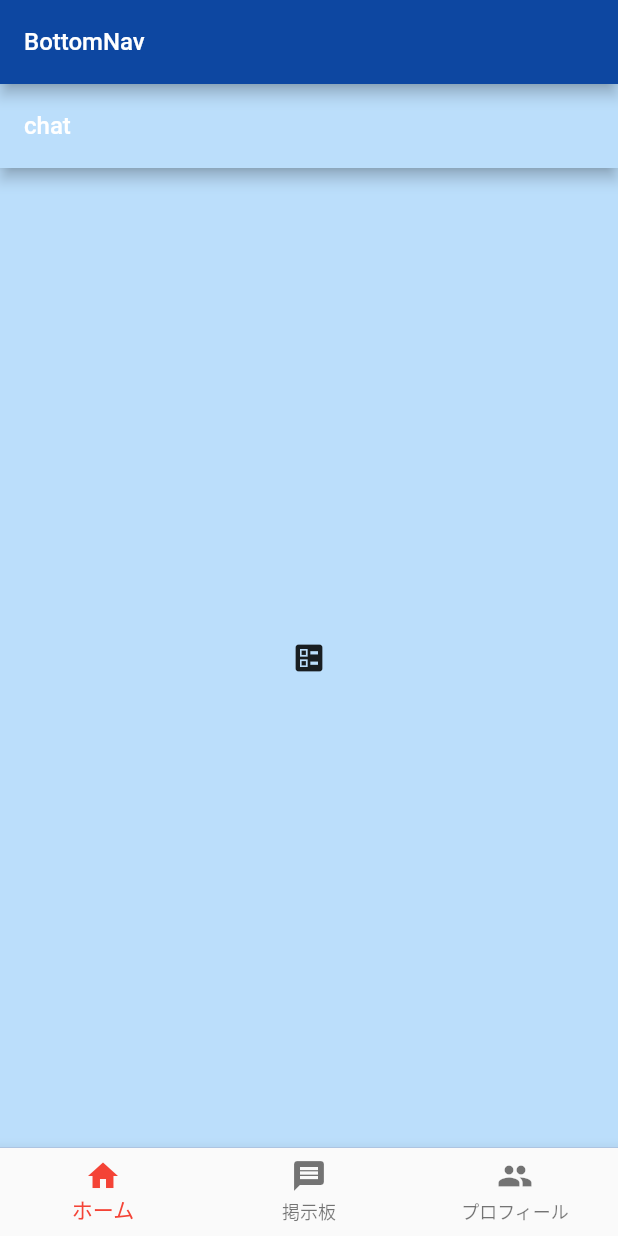
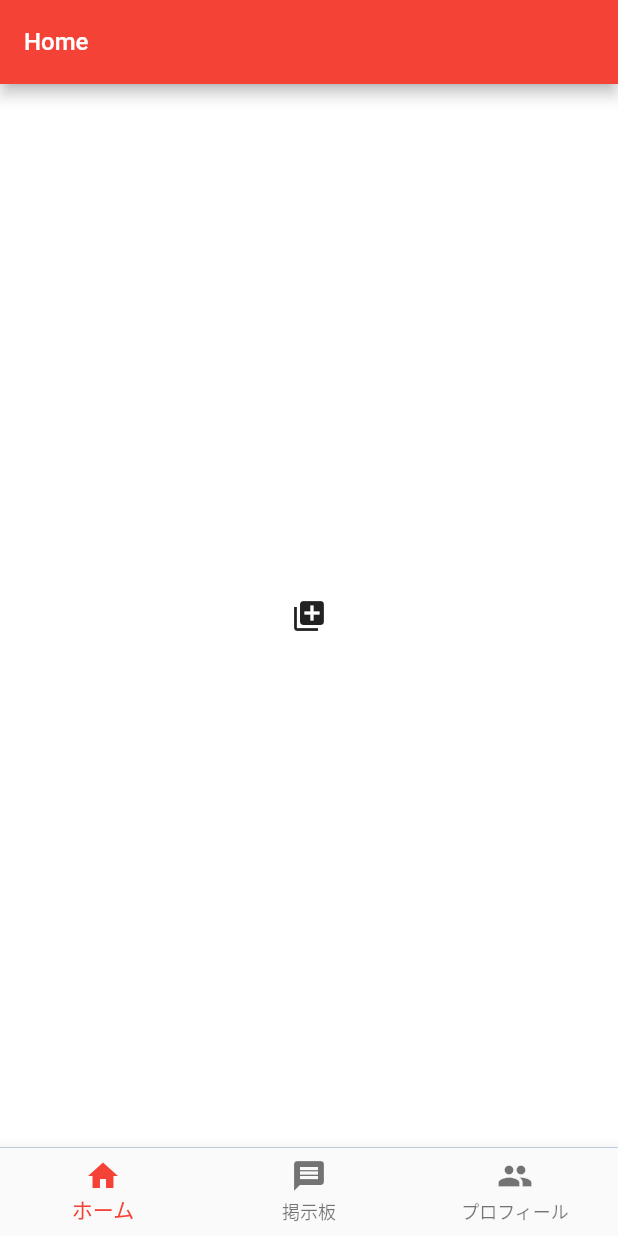
Before and after one commit to takumi000000/union_project, a Flutter app: the screen it shows after launch, on a phone screen of 412 x 824 dp. Run offline on Flutter 3.47's test engine with Material 2 defaults, Android fonts, the phone set to English and light mode, and no system bars.

Commit message:
Fix  footer menu:+1:

```diff
--- a/lib/main.dart
+++ b/lib/main.dart
@@ -76,15 +76,6 @@ class _MyHomePageState extends State<MyHomePage>
   Widget build(BuildContext context) {
     return Scaffold(
       backgroundColor: Colors.blue[900],
-      // Appbar
-      appBar: AppBar(
-        backgroundColor: Colors.blue[900],
-        title: Text(
-          'BottomNav',
-          style: TextStyle(fontSize: 16),
-        ),
-      ),
-      // ),
       // ページビュー
       body: PageView(
           controller: _pageController,
@@ -99,9 +90,9 @@ class _MyHomePageState extends State<MyHomePage>
           },
           // ページ下部のナビゲーションメニューに相当する各ページビュー。後述
           children: [
+            Home(),
             Chat(),
             Mypage(),
-            Home(),
           ]),
       // ページ下部のナビゲーションメニュー
       bottomNavigationBar: BottomNavigationBar(
--- a/lib/views/chat_view.dart
+++ b/lib/views/chat_view.dart
@@ -7,12 +7,12 @@ class Chat extends StatelessWidget {
   @override
   Widget build(BuildContext context) {
     return Scaffold(
-        backgroundColor: Colors.blue[100],
+        backgroundColor: Colors.white,
         // Appbar
         appBar: AppBar(
-          backgroundColor: Colors.blue[100],
+          backgroundColor: Colors.red,
           title: Text(
-            'chat',
+            "$pageName",
             style: TextStyle(fontSize: 16),
           ),
         ),
--- a/lib/views/home_view.dart
+++ b/lib/views/home_view.dart
@@ -7,12 +7,12 @@ class Home extends StatelessWidget {
   @override
   Widget build(BuildContext context) {
     return Scaffold(
-        backgroundColor: Colors.green[100],
+        backgroundColor: Colors.white,
         // Appbar
         appBar: AppBar(
-          backgroundColor: Colors.green[100],
+          backgroundColor: Colors.red,
           title: Text(
-            'home',
+            "$pageName",
             style: TextStyle(fontSize: 16),
           ),
         ),
--- a/lib/views/mypage_view.dart
+++ b/lib/views/mypage_view.dart
@@ -6,12 +6,12 @@ class Mypage extends StatelessWidget {
   @override
   Widget build(BuildContext context) {
     return Scaffold(
-        backgroundColor: Colors.green[100],
+        backgroundColor: Colors.white,
         // Appbar
         appBar: AppBar(
-          backgroundColor: Colors.green[100],
+          backgroundColor: Colors.red,
           title: Text(
-            'mypage',
+            "$pageName",
             style: TextStyle(fontSize: 16),
           ),
         ),
```
